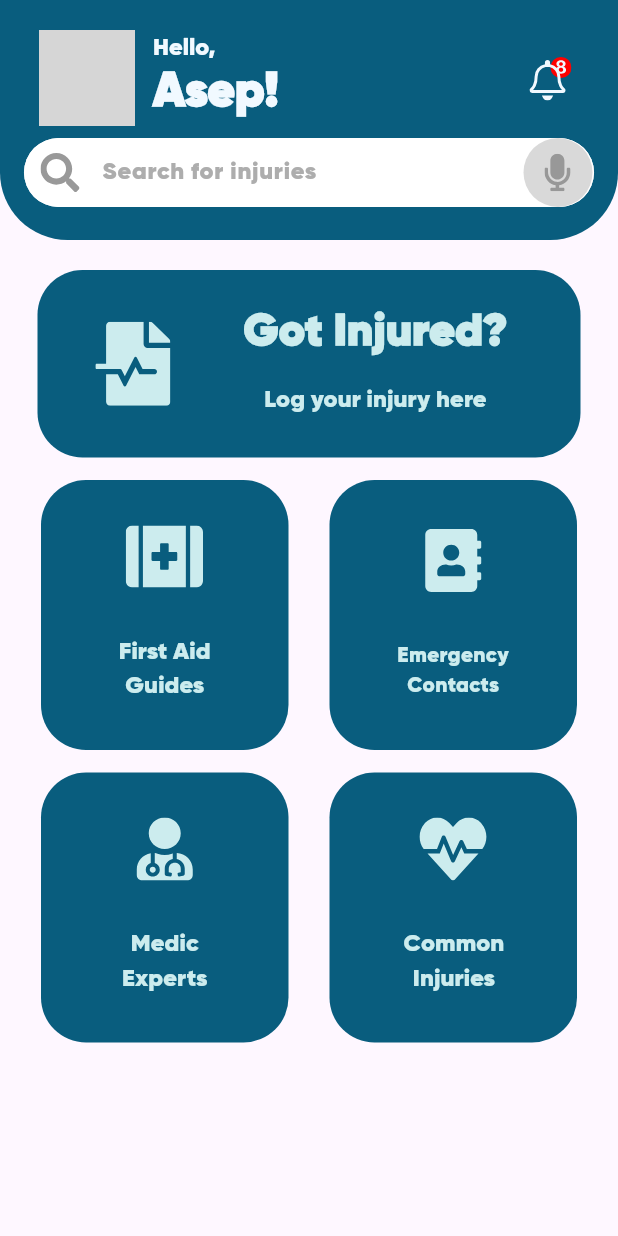
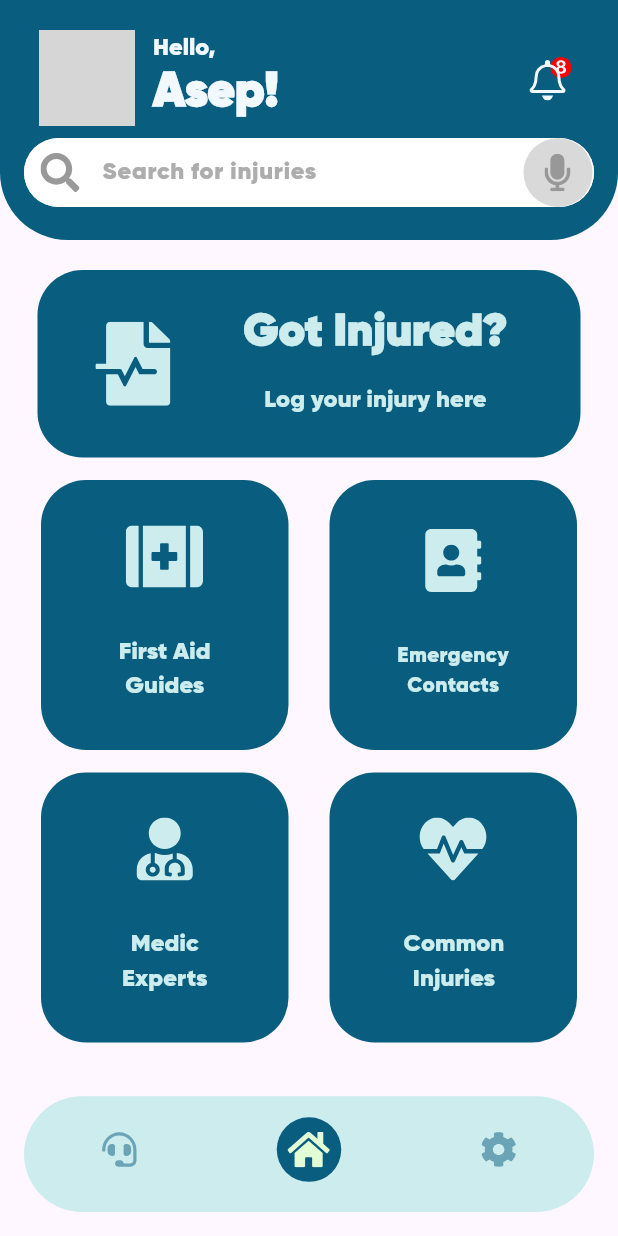
Before and after one commit to girindradmada/aidminton, a Flutter app: the screen it shows after launch, on a phone screen of 412 x 824 dp. Run offline on Flutter 3.47's test engine with Material 3 defaults, Android fonts, the phone set to English and light mode, and no system bars; our stand-ins replace flutter_svg; grey boxes are pictures that could not be loaded.

```diff
--- a/lib/main.dart
+++ b/lib/main.dart
@@ -1,5 +1,8 @@
+import 'package:aidminton/pages/customerService.dart';
+import 'package:aidminton/pages/settings.dart';
 import 'package:flutter/material.dart';
 import 'package:aidminton/pages/home.dart';
+import 'package:flutter_svg/flutter_svg.dart';
 
 void main() {
   runApp(const MyApp());
@@ -14,7 +17,131 @@ class MyApp extends StatelessWidget {
       theme: ThemeData(
         fontFamily: 'Gilroy'
       ),
-      home: HomePage(),
+      home: MainPage(),
     );
   }
 }
+
+class MainPage extends StatefulWidget {
+  const MainPage({super.key});
+
+  @override
+  State<MainPage> createState() => _MainPageState();
+}
+
+class _MainPageState extends State<MainPage> {
+  int myIndex = 1;
+
+  final List<Widget> pages = [
+    CustomerService(),
+    HomePage(),
+    Settings(),
+  ];
+
+  @override
+  Widget build(BuildContext context) {
+    return Scaffold(
+      body: IndexedStack(
+        index: myIndex,
+        children: pages,
+      ),
+      bottomNavigationBar: navigationBar(),
+    );
+  }
+
+  Widget navigationBar() {
+    return Padding(
+      padding: const EdgeInsets.all(16),
+      child: Container(
+        padding: const EdgeInsets.symmetric(horizontal: 0.1, vertical: 0.1),
+        decoration: BoxDecoration(
+          color: Color(0xffCCECEE),
+          borderRadius: BorderRadius.circular(45),
+        ),
+        child: BottomNavigationBar(
+          showSelectedLabels: false,
+          showUnselectedLabels: false,
+          currentIndex: myIndex,
+          backgroundColor: Colors.transparent,
+          elevation: 0,
+          type: BottomNavigationBarType.fixed,
+          selectedItemColor: Color(0xffE2FCD6),
+          unselectedItemColor: Color(0xff095D7E),
+          onTap: (index) {
+            setState(() {
+              myIndex = index;
+            });
+          },
+          items: [
+            BottomNavigationBarItem(
+                icon: Container(
+                  width: 43,
+                  height: 43,
+                  decoration: BoxDecoration(
+                      shape: BoxShape.circle,
+                      color: myIndex == 0
+                          ? Color(0xff095D7E)
+                          : Colors.transparent),
+                  child: Center(
+                    child: SvgPicture.asset(
+                      'assets/icons/Customer Care.svg',
+                      width: 30,
+                      height: 24,
+                      colorFilter: ColorFilter.mode(
+                        myIndex == 0 ? Color(0xffE2FCD6) : Color(0xff095D7E),
+                        BlendMode.srcIn,
+                      ),
+                    ),
+                  ),
+                ),
+                label: 'Customer Care'),
+            BottomNavigationBarItem(
+                icon: Container(
+                  width: 43,
+                  height: 43,
+                  decoration: BoxDecoration(
+                      shape: BoxShape.circle,
+                      color: myIndex == 1
+                          ? Color(0xff095D7E)
+                          : Colors.transparent),
+                  child: Center(
+                    child: SvgPicture.asset(
+                      'assets/icons/Home.svg',
+                      width: 30,
+                      height: 24,
+                      colorFilter: ColorFilter.mode(
+                        myIndex == 1 ? Color(0xffE2FCD6) : Color(0xff095D7E),
+                        BlendMode.srcIn,
+                      ),
+                    ),
+                  ),
+                ),
+                label: 'Home'),
+            BottomNavigationBarItem(
+                icon: Container(
+                  width: 43,
+                  height: 43,
+                  decoration: BoxDecoration(
+                      shape: BoxShape.circle,
+                      color: myIndex == 2
+                          ? Color(0xff095D7E)
+                          : Colors.transparent),
+                  child: Center(
+                    child: SvgPicture.asset(
+                      'assets/icons/Settings.svg',
+                      width: 30,
+                      height: 24,
+                      colorFilter: ColorFilter.mode(
+                        myIndex == 2 ? Color(0xffE2FCD6) : Color(0xff095D7E),
+                        BlendMode.srcIn,
+                      ),
+                    ),
+                  ),
+                ),
+                label: 'Settings'),
+          ],
+        ),
+      ),
+    );
+  }
+}
```
